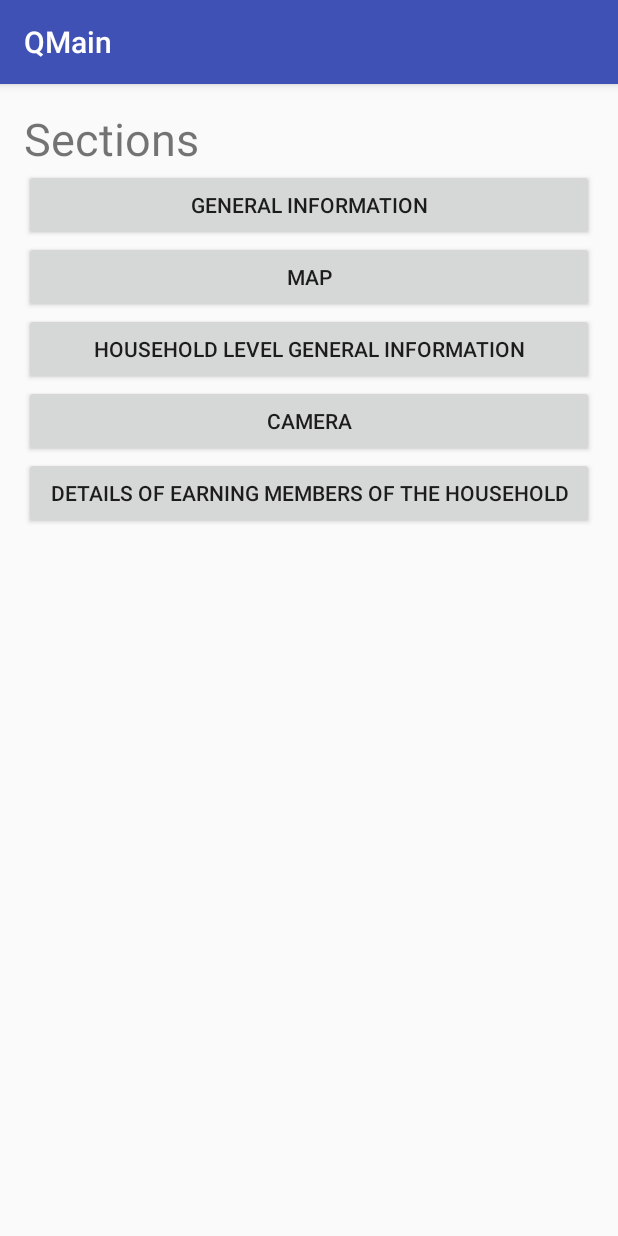
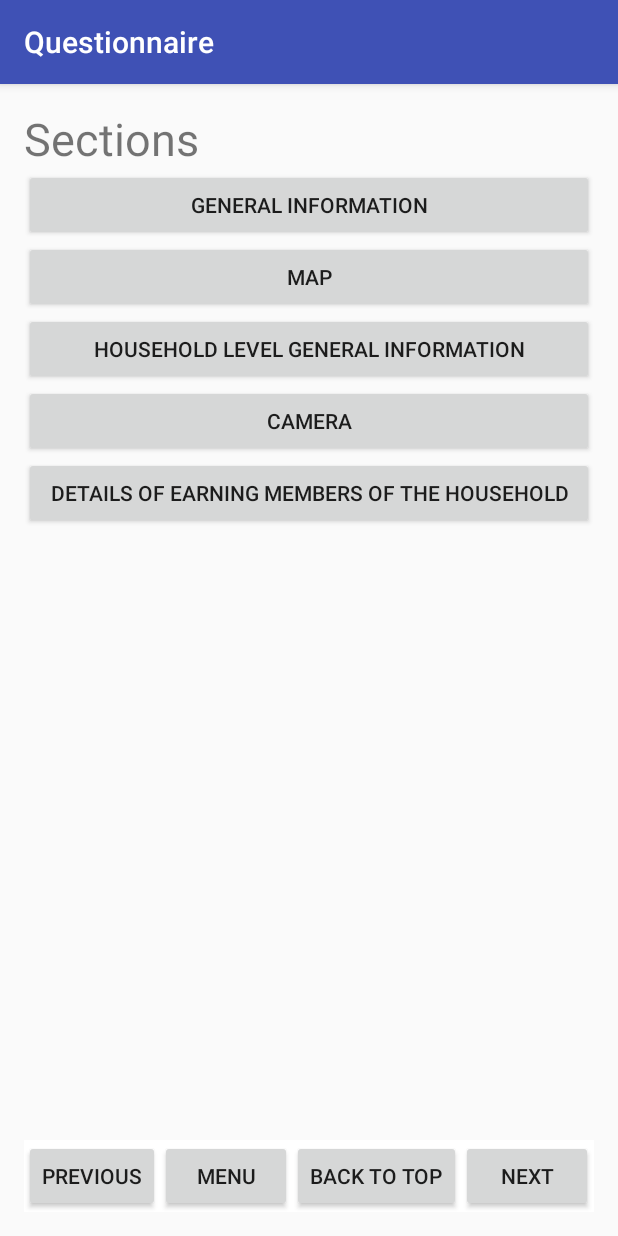
Before and after one commit to UrbanRiskSlumRedevelopment/Narad, an Android app: the PVQ screen opened directly, with no data from a screen before it, after a tap on "MENU", on a phone screen of 412 x 824 dp. Run offline under Robolectric (Android 15) with nearby library versions, the phone set to English and light mode, and no system bars; 2 other taps on this screen came first.

Commit message:
formatting changes (navigation bar, page headings)

```diff
--- a/QMain/app/src/main/java/com/example/qmain/Home.java
+++ b/QMain/app/src/main/java/com/example/qmain/Home.java
@@ -12,6 +12,8 @@ public class Home extends AppCompatActivity {
     protected void onCreate(Bundle savedInstanceState) {
         super.onCreate(savedInstanceState);
         setContentView(R.layout.activity_home);
+
+        getSupportActionBar().setTitle("Home");
     }
 
     public void newQ(View view) {
--- a/QMain/app/src/main/java/com/example/qmain/MainActivity.java
+++ b/QMain/app/src/main/java/com/example/qmain/MainActivity.java
@@ -16,11 +16,12 @@ public class MainActivity extends AppCompatActivity {
 
     private GoogleApiClient mGoogleApiClient;
 
-
     @Override
     protected void onCreate(Bundle savedInstanceState) {
         super.onCreate(savedInstanceState);
         setContentView(R.layout.activity_main);
+
+        getSupportActionBar().setTitle("Sign In");
 
         GoogleSignInOptions gso = new GoogleSignInOptions.Builder(GoogleSignInOptions.DEFAULT_SIGN_IN)
                 .requestEmail()
--- a/QMain/app/src/main/java/com/example/qmain/PVQ.java
+++ b/QMain/app/src/main/java/com/example/qmain/PVQ.java
@@ -22,9 +22,11 @@ import android.widget.CheckBox;
 import android.widget.EditText;
 import android.widget.ImageView;
 import android.widget.LinearLayout;
-import android.support.v4.content.FileProvider;
-import android.net.Uri;
 import android.content.DialogInterface;
+import android.view.ViewGroup.LayoutParams;
+import android.view.WindowManager;
+import android.widget.RelativeLayout;
+import android.graphics.Color;
 
 import org.w3c.dom.Document;
 import org.w3c.dom.Element;
@@ -83,12 +85,91 @@ public class PVQ extends AppCompatActivity {
         setContentView(R.layout.activity_pvq);
 
         // Create and set up new questionnaire ViewPager
-        final ViewPager vp = (ViewPager) findViewById(R.id.activity_pvq);
+        //final ViewPager vp = (ViewPager) findViewById(R.id.activity_pvq);
+        RelativeLayout form = (RelativeLayout) findViewById(R.id.activity_pvq);
+
+        getSupportActionBar().setTitle("Questionnaire");
+        getWindow().setSoftInputMode(WindowManager.LayoutParams.SOFT_INPUT_ADJUST_PAN);
+
+        final ViewPager vp = new ViewPager(this);
         vp.setId(View.generateViewId());
         setupUI(vp);
+        form.addView(vp);
 
-        MainPagerAdapter pg = new MainPagerAdapter();
+        final MainPagerAdapter pg = new MainPagerAdapter();
         vp.setAdapter(pg);
+
+        LinearLayout navbar = new LinearLayout(this);
+        navbar.setOrientation(LinearLayout.HORIZONTAL);
+        navbar.setBackgroundColor(Color.WHITE);
+
+        // creates back to menu, previous, and next buttons
+        Button menu_button = new Button(this);
+        menu_button.setText("Menu");
+        menu_button.setOnClickListener(new View.OnClickListener() {
+            public void onClick(View v) {
+            try {
+                vp.setCurrentItem(0, false);
+                if(vp.getCurrentItem() != vp.getChildCount()-1){
+                    ans.setText("");
+                }
+            }catch(Exception e){
+
+            }
+            }
+        });
+
+        Button scroll_up = new Button(this);
+        scroll_up.setText("Back to Top");
+        scroll_up.setOnClickListener(new View.OnClickListener() {
+            public void onClick(View v) {
+                try {
+                    ScrollView view = (ScrollView) vp.findViewWithTag("myview" + vp.getCurrentItem());
+                    view.fullScroll(ScrollView.FOCUS_UP);
+                }catch(Exception e){
+                }
+            }
+        });
+
+        Button prev = new Button(this);
+        prev.setText("Previous");
+        prev.setOnClickListener(new View.OnClickListener() {
+            public void onClick(View v) {
+                try {
+                    int gb = vp.getCurrentItem();
+                    vp.setCurrentItem(gb -1, false);
+                    if(vp.getCurrentItem() != vp.getChildCount()-1){
+                        ans.setText("");
+                    }
+                }catch(Exception e){}
+            }
+        });
+
+        Button next = new Button(this);
+        next.setText("Next");
+        next.setOnClickListener(new View.OnClickListener() {
+            public void onClick(View v) {
+                try {
+                    int gb = vp.getCurrentItem();
+                    vp.setCurrentItem(gb + 1, false);
+                }catch(Exception e){}
+            }
+        });
+
+        setupUI(prev);
+        setupUI(menu_button);
+        setupUI(next);
+        setupUI(scroll_up);
+        navbar.addView(prev);
+        navbar.addView(menu_button);
+        navbar.addView(scroll_up);
+        navbar.addView(next);
+        setupUI(navbar);
+        RelativeLayout.LayoutParams rLParams =
+                new RelativeLayout.LayoutParams(
+                        LayoutParams.MATCH_PARENT, LayoutParams.WRAP_CONTENT);
+        rLParams.addRule(RelativeLayout.ALIGN_PARENT_BOTTOM, 1);
+        form.addView(navbar, rLParams);
 
         // Sets up an alert dialog builder for use when necessary
         builder = new AlertDialog.Builder(this);
@@ -251,6 +332,7 @@ public class PVQ extends AppCompatActivity {
                 // puts list of questions for current group in Groups dictionary with group name as key
                 Groups.put(g_name,Qs);
 
+                /*
                 // creates back to menu, previous, and next buttons
                 Button menu_button = new Button(this);
                 menu_button.setText("Menu");
@@ -276,26 +358,27 @@ public class PVQ extends AppCompatActivity {
                         update_answers();
                     }
                 });
+                */
 
                 // creates a navigation bar at bottom of page, adds prev/next/menu buttons as appropriate
-                LinearLayout navbar = new LinearLayout(this);
-                navbar.setOrientation(LinearLayout.HORIZONTAL);
+                //LinearLayout navbar = new LinearLayout(this);
+                //navbar.setOrientation(LinearLayout.HORIZONTAL);
                 /*
                 if(g_button>0){
                     navbar.addView(prev);
                 }
-                */
+
                 navbar.addView(menu_button);
-                //navbar.addView(next);
+                navbar.addView(next);
 
 
                 ll.addView(navbar);
-
+                */
                 setupUI(ll);
-                setupUI(menu_button);
-                setupUI(navbar);
-                setupUI(next);
-                setupUI(prev);
+                //setupUI(menu_button);
+                //setupUI(navbar);
+                //setupUI(next);
+                //setupUI(prev);
 
 
 
@@ -322,7 +405,7 @@ public class PVQ extends AppCompatActivity {
                 }
             });
 
-
+            /*
             // menu button
             Button menu_button = new Button(this);
             String menu = "Menu";
@@ -332,6 +415,7 @@ public class PVQ extends AppCompatActivity {
                     vp.setCurrentItem(0, false);
                 }
             });
+            */
 
             // submit button
             Button submit = new Button(this);
@@ -346,7 +430,7 @@ public class PVQ extends AppCompatActivity {
             // blank text view to be updated
             ans = new TextView(this);
             rv1.addView(ans);
-            rv1.addView(menu_button);
+            //rv1.addView(menu_button);
             rv1.addView(review_button);
             rv1.addView(submit);
 
@@ -740,6 +824,7 @@ class MainPagerAdapter extends PagerAdapter
     public Object instantiateItem (ViewGroup container, int position)
     {
         View v = views.get (position);
+        v.setTag("myview" + position);
         container.addView (v);
         return v;
     }
@@ -796,15 +881,6 @@ class NumWatcher implements TextWatcher {
                     System.out.println(list2.remove(((LinearLayout)view1.getChildAt(i)).getChildAt(j)));
                 }
             }
-            /*
-            for(int i = 0; i < ((LinearLayout)view1.getChildAt(view1.getChildCount()-1)).getChildCount(); i++){
-                System.out.println(list1.remove(((LinearLayout)view1.getChildAt(view1.getChildCount()-1)).getChildAt(i)));
-                System.out.println(list2.remove(((LinearLayout)view1.getChildAt(view1.getChildCount()-1)).getChildAt(i)));
-                System.out.println(list1.size());
-                System.out.println(i);
-                System.out.println("^^^^^^^^^^");
-            }
-            */
             view1.removeAllViews();
             return;
         }
--- a/QMain/app/src/main/java/com/example/qmain/PastQs.java
+++ b/QMain/app/src/main/java/com/example/qmain/PastQs.java
@@ -34,6 +34,8 @@ public class PastQs extends AppCompatActivity {
         layout.setOrientation(LinearLayout.VERTICAL);
         sv.addView(layout);
         final HashMap<String,LinearLayout> hm = new HashMap<String,LinearLayout>();
+
+        getSupportActionBar().setTitle("Past Questionnaires");
 
         String[] files = fileList();
         if(files.length > 0) {
@@ -111,6 +113,7 @@ public class PastQs extends AppCompatActivity {
                                                       Intent intent = new Intent(context, QDisplay.class);
                                                       intent.putExtra(RESULTS, result);
                                                       intent.putExtra("bitmap", myBitmap);
+                                                      intent.putExtra("date", b.getText());
                                                       startActivity(intent);
                                                   }
                                               }
--- a/QMain/app/src/main/java/com/example/qmain/QDisplay.java
+++ b/QMain/app/src/main/java/com/example/qmain/QDisplay.java
@@ -25,6 +25,8 @@ public class QDisplay extends AppCompatActivity {
         displayText.setText(text);
         layout.addView(displayText);
 
+        getSupportActionBar().setTitle(intent.getStringExtra("date"));
+
         if(text.substring(0,4).equals("JPEG") || true){
             Bitmap myBitmap = (Bitmap) intent.getParcelableExtra("bitmap");
             ImageView myImage = new ImageView(this);
--- a/QMain/app/src/main/java/com/example/qmain/Questionnaire.java
+++ b/QMain/app/src/main/java/com/example/qmain/Questionnaire.java
@@ -39,6 +39,8 @@ import android.view.ViewGroup;
 import android.graphics.Color;
 import android.graphics.Bitmap;
 import android.widget.ImageView;
+import android.graphics.drawable.Drawable;
+import android.support.v4.content.ContextCompat;
 
 import android.app.Activity;
 import android.view.MotionEvent;
@@ -49,6 +51,7 @@ import android.content.SharedPreferences;
 
 import android.view.inputmethod.InputMethodManager;
 import android.widget.Toast;
+import android.content.res.Resources;
 
 import com.google.android.gms.games.quest.Quest;
 import com.google.android.gms.location.places.Place;
@@ -442,7 +445,6 @@ public class Questionnaire extends AppCompatActivity {
     }
 
     public static LinearLayout SumQ(String questiontext,String hint,Context context,NodeList factors){
-        System.out.println("getting here");
         // sets up question text
         TextView text = new TextView(context);
         text.setTextSize(20);
@@ -463,6 +465,7 @@ public class Questionnaire extends AppCompatActivity {
             et.setTextSize(15);
             et.setHint("            ");
             et.addTextChangedListener(new SumWatcher(tv,to_sum));
+            et.setInputType(2);
             to_sum.add(et);
             LinearLayout hbar = new LinearLayout(context);
             hbar.setOrientation(LinearLayout.HORIZONTAL);
@@ -586,6 +589,8 @@ public class Questionnaire extends AppCompatActivity {
         // sets up info button, builds dialog with instructions when clicked on
         Button bt = new Button(context);
         bt.setText("?");
+        Drawable help = ContextCompat.getDrawable(context, R.drawable.help_circle_outline);
+        //bt.setBackground(help);
         bt.setLayoutParams(new ActionBar.LayoutParams(ActionBar.LayoutParams.WRAP_CONTENT,
                 ActionBar.LayoutParams.WRAP_CONTENT));
 
@@ -609,7 +614,9 @@ public class Questionnaire extends AppCompatActivity {
         }
         bt.setTag("button");
         qlayout.setTag("SC");
+
         return qlayout;
+
     }
 
     int PLACE_PICKER_REQUEST = 1;
@@ -898,7 +905,7 @@ class SumWatcher implements TextWatcher{
             }
         }
         if(sum == 0){
-            tv.setText("Total:");
+            tv.setText("Total: 0");
             tv.setTextSize(17);
         } else{
             String total = Integer.toString(sum);
--- /dev/null
+++ b/QMain/app/src/main/res/drawable/help_circle_outline.xml
@@ -0,0 +1,10 @@
+<?xml version="1.0" encoding="utf-8"?>
+<vector xmlns:android="http://schemas.android.com/apk/res/android"
+    android:height="24dp"
+    android:width="24dp"
+    android:viewportWidth="24"
+    android:viewportHeight="24"
+    android:scaleHeight="10%"
+    android:scaleWidth="10%">
+    <path android:fillColor="#888" android:pathData="M10,19H13V22H10V19M12,2C17.35,2.22 19.68,7.62 16.5,11.67C15.67,12.67 14.33,13.33 13.67,14.17C13,15 13,16 13,17H10C10,15.33 10,13.92 10.67,12.92C11.33,11.92 12.67,11.33 13.5,10.67C15.92,8.43 15.32,5.26 12,5A3,3 0 0,0 9,8H6A6,6 0 0,1 12,2Z" />
+</vector>
--- a/QMain/app/src/main/res/layout/activity_pvq.xml
+++ b/QMain/app/src/main/res/layout/activity_pvq.xml
@@ -1,5 +1,5 @@
 <?xml version="1.0" encoding="utf-8"?>
-<android.support.v4.view.ViewPager xmlns:android="http://schemas.android.com/apk/res/android"
+<RelativeLayout xmlns:android="http://schemas.android.com/apk/res/android"
     xmlns:tools="http://schemas.android.com/tools"
     android:id="@+id/activity_pvq"
     android:layout_width="match_parent"
@@ -8,6 +8,8 @@
     android:paddingLeft="@dimen/activity_horizontal_margin"
     android:paddingRight="@dimen/activity_horizontal_margin"
     android:paddingTop="@dimen/activity_vertical_margin"
+    android:orientation="vertical"
     tools:context="com.example.qmain.PVQ">
 
-</android.support.v4.view.ViewPager>
+
+</RelativeLayout>
```
